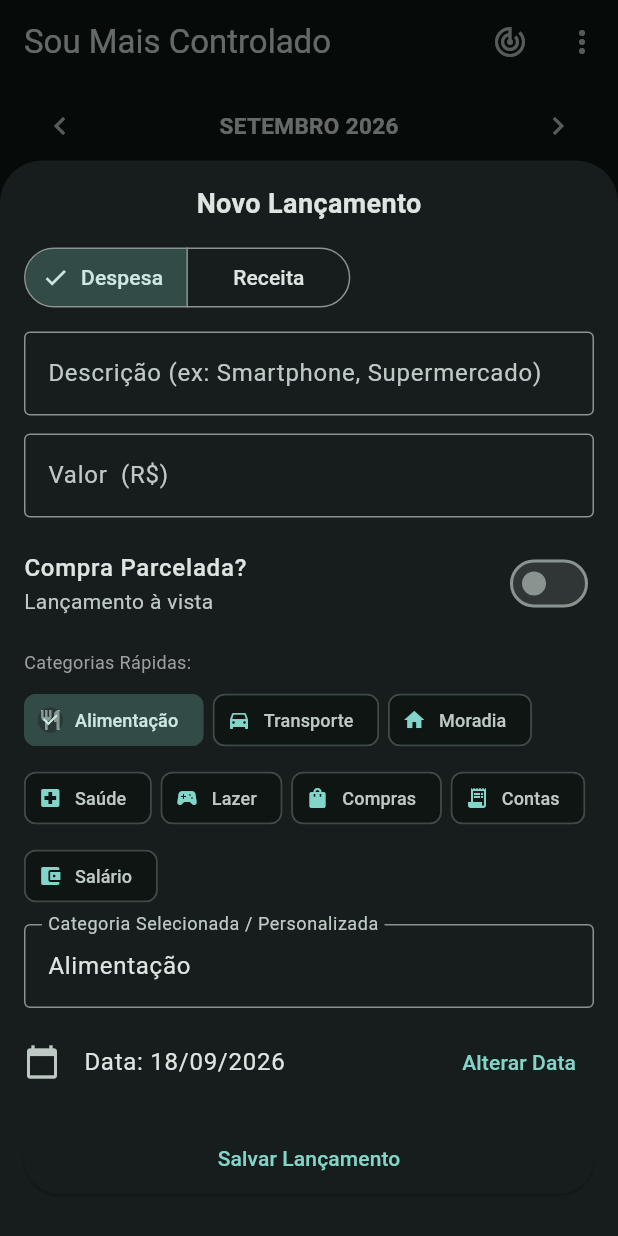
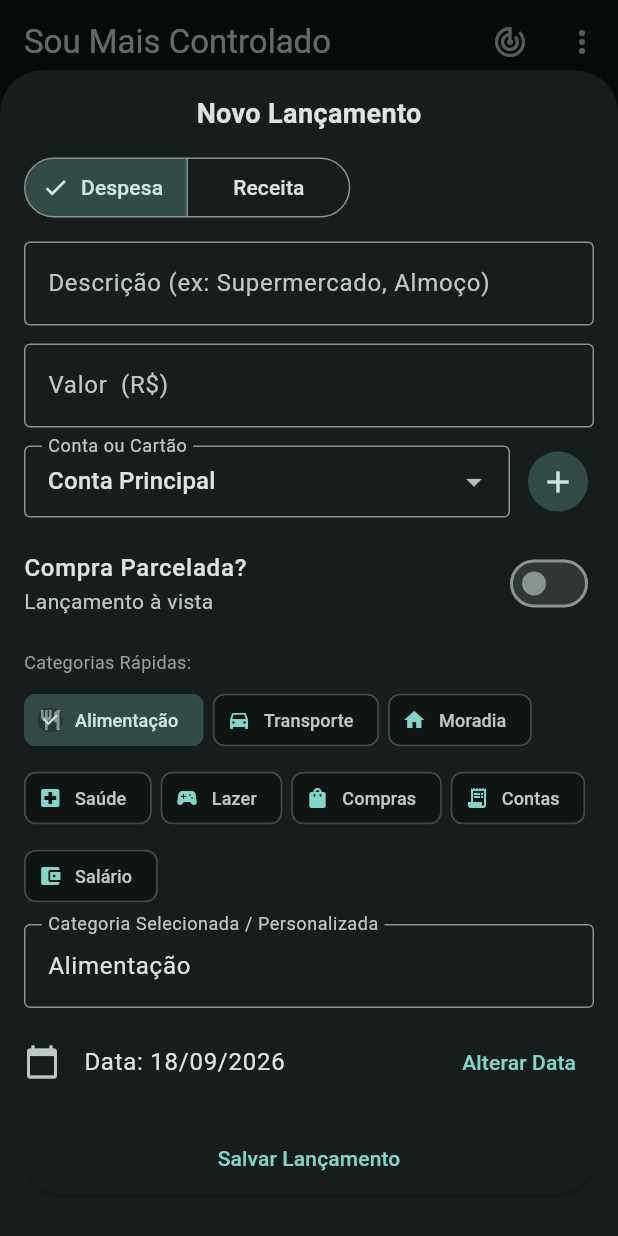
Before and after one commit to felipellima83/SouMaisControlado, a Flutter app: the screen it shows after launch, after a tap on "Novo", on a phone screen of 412 x 824 dp. Run offline on Flutter 3.47's test engine with Material 3 defaults, Android fonts, the phone set to English and light mode, and no system bars; our stand-ins replace local_auth, sqflite; accounts and stored records are empty.

Commit message:
Update main.dart

```diff
--- a/lib/main.dart
+++ b/lib/main.dart
@@ -131,6 +131,13 @@ class _HomeScreenState extends State<HomeScreen> {
   String? _errorMessage;
   DateTime _selectedMonth = DateTime(DateTime.now().year, DateTime.now().month);
   double _monthlyBudget = 3000.0;
+  String _selectedAccountFilter = 'Todas'; // Filtro de contas
+
+  final List<String> _customAccounts = [
+    'Conta Principal',
+    'Carteira / Dinheiro',
+    'Cartão de Crédito',
+  ];
 
   @override
   void initState() {
@@ -146,6 +153,12 @@ class _HomeScreenState extends State<HomeScreen> {
 
     try {
       final data = await DBHelper.instance.getAllTransactions();
+      // Atualiza lista de contas disponíveis com o que já foi cadastrado
+      for (final item in data) {
+        if (!_customAccounts.contains(item.account)) {
+          _customAccounts.add(item.account);
+        }
+      }
       setState(() {
         _allTransactions = data;
         _isLoading = false;
@@ -158,15 +171,23 @@ class _HomeScreenState extends State<HomeScreen> {
     }
   }
 
+  // Filtro conjunto de Mês e Conta/Cartão
   List<TransactionItem> get _filteredTransactions {
     return _allTransactions.where((t) {
-      return t.date.year == _selectedMonth.year && t.date.month == _selectedMonth.month;
+      final matchesMonth = t.date.year == _selectedMonth.year && t.date.month == _selectedMonth.month;
+      final matchesAccount = _selectedAccountFilter == 'Todas' || t.account == _selectedAccountFilter;
+      return matchesMonth && matchesAccount;
     }).toList();
   }
 
+  // Acumulado de meses anteriores respeitando a conta selecionada
   double get _accumulatedPreviousBalance {
     final firstDayOfSelectedMonth = DateTime(_selectedMonth.year, _selectedMonth.month, 1);
-    final previousTransactions = _allTransactions.where((t) => t.date.isBefore(firstDayOfSelectedMonth));
+    final previousTransactions = _allTransactions.where((t) {
+      final isBefore = t.date.isBefore(firstDayOfSelectedMonth);
+      final matchesAccount = _selectedAccountFilter == 'Todas' || t.account == _selectedAccountFilter;
+      return isBefore && matchesAccount;
+    });
 
     double income = previousTransactions
         .where((t) => t.type == TransactionType.income)
@@ -233,6 +254,12 @@ class _HomeScreenState extends State<HomeScreen> {
       builder: (ctx) => TransactionFormModal(
         defaultDate: _selectedMonth,
         existingItem: existingItem,
+        availableAccounts: _customAccounts,
+        onAccountCreated: (newAcc) {
+          if (!_customAccounts.contains(newAcc)) {
+            setState(() => _customAccounts.add(newAcc));
+          }
+        },
         onSaved: _refreshTransactions,
       ),
     );
@@ -253,9 +280,9 @@ class _HomeScreenState extends State<HomeScreen> {
       if (format == 'csv') {
         final file = File('${dir.path}/backup_financas_$nowStr.csv');
         final buffer = StringBuffer();
-        buffer.writeln('ID,Título,Valor,Data,Categoria,Tipo');
+        buffer.writeln('ID,Título,Valor,Data,Categoria,Conta_Cartao,Tipo');
         for (final t in _allTransactions) {
-          buffer.writeln('${t.id},"${t.title}",${t.amount},${t.date.toIso8601String()},"${t.category}",${t.type.name}');
+          buffer.writeln('${t.id},"${t.title}",${t.amount},${t.date.toIso8601String()},"${t.category}","${t.account}",${t.type.name}');
         }
         await file.writeAsString(buffer.toString());
         if (!mounted) return;
@@ -380,6 +407,17 @@ class _HomeScreenState extends State<HomeScreen> {
     }
   }
 
+  IconData _getAccountIcon(String account) {
+    final acc = account.toLowerCase();
+    if (acc.contains('cartão') || acc.contains('cartao') || acc.contains('crédito')) {
+      return Icons.credit_card;
+    }
+    if (acc.contains('carteira') || acc.contains('dinheiro')) {
+      return Icons.wallet;
+    }
+    return Icons.account_balance;
+  }
+
   @override
   Widget build(BuildContext context) {
     final formatCurrency = NumberFormat.simpleCurrency(locale: 'pt_BR');
@@ -444,21 +482,33 @@ class _HomeScreenState extends State<HomeScreen> {
       );
     }
 
+    final allAccountsList = ['Todas', ..._customAccounts];
+
     return ListView(
       padding: EdgeInsets.zero,
       children: [
         _buildMonthSelector(monthFormat),
+        _buildAccountFilterBar(allAccountsList),
         _buildConsolidatedSummaryCard(formatCurrency),
         _buildBudgetProgressBar(formatCurrency),
         if (_expenseByCategory.isNotEmpty) ...[
           _buildPieChartSection(formatCurrency),
           _buildCategoryBreakdown(formatCurrency),
         ],
-        const Padding(
-          padding: EdgeInsets.symmetric(horizontal: 16.0, vertical: 8.0),
-          child: Text(
-            'Lançamentos (Toque para editar)',
-            style: TextStyle(fontSize: 14, fontWeight: FontWeight.bold, color: Colors.grey),
+        Padding(
+          padding: const EdgeInsets.symmetric(horizontal: 16.0, vertical: 8.0),
+          child: Row(
+            mainAxisAlignment: MainAxisAlignment.spaceBetween,
+            children: [
+              Text(
+                'Lançamentos (${_selectedAccountFilter})',
+                style: const TextStyle(fontSize: 14, fontWeight: FontWeight.bold, color: Colors.grey),
+              ),
+              Text(
+                '${_filteredTransactions.length} item(ns)',
+                style: const TextStyle(fontSize: 12, color: Colors.grey),
+              ),
+            ],
           ),
         ),
         _filteredTransactions.isEmpty
@@ -466,7 +516,8 @@ class _HomeScreenState extends State<HomeScreen> {
                 padding: EdgeInsets.all(32.0),
                 child: Center(
                   child: Text(
-                    'Nenhum lançamento neste mês.',
+                    'Nenhum lançamento neste mês para o filtro selecionado.',
+                    textAlign: TextAlign.center,
                     style: TextStyle(color: Colors.grey),
                   ),
                 ),
@@ -504,7 +555,7 @@ class _HomeScreenState extends State<HomeScreen> {
                       ),
                       title: Text(item.title, style: const TextStyle(fontWeight: FontWeight.w500)),
                       subtitle: Text(
-                          '${item.category} • ${DateFormat('dd/MM/yyyy').format(item.date)}'),
+                          '${item.category} • ${item.account}\n${DateFormat('dd/MM/yyyy').format(item.date)}'),
                       trailing: Text(
                         '${isIncome ? '+' : '-'} ${formatCurrency.format(item.amount)}',
                         style: TextStyle(
@@ -543,6 +594,40 @@ class _HomeScreenState extends State<HomeScreen> {
             tooltip: 'Próximo mês',
           ),
         ],
+      ),
+    );
+  }
+
+  // Barra de Rolagem Horizontal para Filtro por Conta/Cartão
+  Widget _buildAccountFilterBar(List<String> accounts) {
+    return Container(
+      height: 44,
+      margin: const EdgeInsets.only(bottom: 6.0),
+      child: ListView.builder(
+        scrollDirection: Axis.horizontal,
+        padding: const EdgeInsets.symmetric(horizontal: 12.0),
+        itemCount: accounts.length,
+        itemBuilder: (ctx, index) {
+          final acc = accounts[index];
+          final isSelected = _selectedAccountFilter == acc;
+          return Padding(
+            padding: const EdgeInsets.symmetric(horizontal: 4.0),
+            child: FilterChip(
+              avatar: acc == 'Todas'
+                  ? const Icon(Icons.all_inclusive, size: 16)
+                  : Icon(_getAccountIcon(acc), size: 16),
+              label: Text(acc, style: const TextStyle(fontSize: 12)),
+              selected: isSelected,
+              selectedColor: Colors.teal.withOpacity(0.3),
+              checkmarkColor: Colors.tealAccent,
+              onSelected: (selected) {
+                setState(() {
+                  _selectedAccountFilter = acc;
+                });
+              },
+            ),
+          );
+        },
       ),
     );
   }
@@ -588,7 +673,10 @@ class _HomeScreenState extends State<HomeScreen> {
               ],
             ),
             const Divider(height: 18),
-            const Text('Saldo Consolidado Total', style: TextStyle(fontSize: 12, color: Colors.grey)),
+            Text(
+              _selectedAccountFilter == 'Todas' ? 'Saldo Consolidado Total' : 'Saldo: $_selectedAccountFilter',
+              style: const TextStyle(fontSize: 12, color: Colors.grey),
+            ),
             const SizedBox(height: 4),
             Text(
               formatter.format(_consolidatedBalance),
@@ -798,12 +886,16 @@ class DonutChartPainter extends CustomPainter {
 class TransactionFormModal extends StatefulWidget {
   final DateTime defaultDate;
   final TransactionItem? existingItem;
+  final List<String> availableAccounts;
+  final Function(String) onAccountCreated;
   final VoidCallback onSaved;
 
   const TransactionFormModal({
     super.key,
     required this.defaultDate,
     this.existingItem,
+    required this.availableAccounts,
+    required this.onAccountCreated,
     required this.onSaved,
   });
 
@@ -815,13 +907,13 @@ class _TransactionFormModalState extends State<TransactionFormModal> {
   late TextEditingController _titleController;
   late TextEditingController _amountController;
   late TextEditingController _categoryController;
+  late String _selectedAccount;
   TransactionType _type = TransactionType.expense;
   late DateTime _chosenDate;
 
-  // Variáveis para compras parceladas
   bool _isInstallment = false;
   int _installmentsCount = 2;
-  bool _amountIsTotal = true; // true = Valor informado é o Total; false = Valor informado é da Parcela
+  bool _amountIsTotal = true;
 
   final List<Map<String, dynamic>> _quickCategories = [
     {'name': 'Alimentação', 'icon': Icons.restaurant},
@@ -842,12 +934,14 @@ class _TransactionFormModalState extends State<TransactionFormModal> {
       _titleController = TextEditingController(text: item.title);
       _amountController = TextEditingController(text: item.amount.toStringAsFixed(2));
       _categoryController = TextEditingController(text: item.category);
+      _selectedAccount = item.account;
       _type = item.type;
       _chosenDate = item.date;
     } else {
       _titleController = TextEditingController();
       _amountController = TextEditingController();
       _categoryController = TextEditingController(text: 'Alimentação');
+      _selectedAccount = widget.availableAccounts.isNotEmpty ? widget.availableAccounts.first : 'Conta Principal';
       final now = DateTime.now();
       _chosenDate = (widget.defaultDate.year == now.year && widget.defaultDate.month == now.month)
           ? now
@@ -867,13 +961,44 @@ class _TransactionFormModalState extends State<TransactionFormModal> {
     }
   }
 
-  // Avança n meses respeitando os dias do mês
   DateTime _addMonths(DateTime date, int months) {
     var destYear = date.year + (date.month - 1 + months) ~/ 12;
     var destMonth = (date.month - 1 + months) % 12 + 1;
     var daysInDestMonth = DateTime(destYear, destMonth + 1, 0).day;
     var destDay = min(date.day, daysInDestMonth);
     return DateTime(destYear, destMonth, destDay, date.hour, date.minute, date.second);
+  }
+
+  void _showNewAccountDialog() {
+    final accController = TextEditingController();
+    showDialog(
+      context: context,
+      builder: (ctx) => AlertDialog(
+        title: const Text('Nova Conta ou Cartão'),
+        content: TextField(
+          controller: accController,
+          autofocus: true,
+          decoration: const InputDecoration(
+            labelText: 'Nome (ex: Nubank, Cartão XP)',
+            border: OutlineInputBorder(),
+          ),
+        ),
+        actions: [
+          TextButton(onPressed: () => Navigator.of(ctx).pop(), child: const Text('Cancelar')),
+          ElevatedButton(
+            onPressed: () {
+              final text = accController.text.trim();
+              if (text.isNotEmpty) {
+                widget.onAccountCreated(text);
+                setState(() => _selectedAccount = text);
+                Navigator.of(ctx).pop();
+              }
+            },
+            child: const Text('Adicionar'),
+          ),
+        ],
+      ),
+    );
   }
 
   void _submit() async {
@@ -892,11 +1017,11 @@ class _TransactionFormModalState extends State<TransactionFormModal> {
         amount: rawAmount,
         date: _chosenDate,
         category: category,
+        account: _selectedAccount,
         type: _type,
       );
       await DBHelper.instance.updateTransaction(item);
     } else {
-      // Se for Despesa e o usuário marcou Parcelado
       if (_type == TransactionType.expense && _isInstallment && _installmentsCount > 1) {
         final installmentAmount = _amountIsTotal
             ? double.parse((rawAmount / _installmentsCount).toStringAsFixed(2))
@@ -909,6 +1034,7 @@ class _TransactionFormModalState extends State<TransactionFormModal> {
             amount: installmentAmount,
             date: installmentDate,
             category: category,
+            account: _selectedAccount,
             type: TransactionType.expense,
           );
           await DBHelper.instance.insertTransaction(item);
@@ -919,6 +1045,7 @@ class _TransactionFormModalState extends State<TransactionFormModal> {
           amount: rawAmount,
           date: _chosenDate,
           category: category,
+          account: _selectedAccount,
           type: _type,
         );
         await DBHelper.instance.insertTransaction(item);
@@ -975,7 +1102,7 @@ class _TransactionFormModalState extends State<TransactionFormModal> {
               TextField(
                 controller: _titleController,
                 decoration: const InputDecoration(
-                  labelText: 'Descrição (ex: Smartphone, Supermercado)',
+                  labelText: 'Descrição (ex: Supermercado, Almoço)',
                   border: OutlineInputBorder(),
                 ),
               ),
@@ -990,8 +1117,41 @@ class _TransactionFormModalState extends State<TransactionFormModal> {
                   border: const OutlineInputBorder(),
                 ),
               ),
+              const SizedBox(height: 12),
 
-              // Bloco de Parcelamento (visível apenas para Despesa em novos lançamentos)
+              // Seletor de Conta / Cartão
+              Row(
+                children: [
+                  Expanded(
+                    child: DropdownButtonFormField<String>(
+                      value: widget.availableAccounts.contains(_selectedAccount)
+                          ? _selectedAccount
+                          : widget.availableAccounts.first,
+                      decoration: const InputDecoration(
+                        labelText: 'Conta ou Cartão',
+                        border: OutlineInputBorder(),
+                        contentPadding: EdgeInsets.symmetric(horizontal: 12, vertical: 8),
+                      ),
+                      items: widget.availableAccounts.map((acc) {
+                        return DropdownMenuItem<String>(
+                          value: acc,
+                          child: Text(acc),
+                        );
+                      }).toList(),
+                      onChanged: (val) {
+                        if (val != null) setState(() => _selectedAccount = val);
+                      },
+                    ),
+                  ),
+                  const SizedBox(width: 8),
+                  IconButton.filledTonal(
+                    onPressed: _showNewAccountDialog,
+                    icon: const Icon(Icons.add),
+                    tooltip: 'Criar Nova Conta/Cartão',
+                  ),
+                ],
+              ),
+
               if (_type == TransactionType.expense && !isEdit) ...[
                 const SizedBox(height: 8),
                 SwitchListTile(
```
